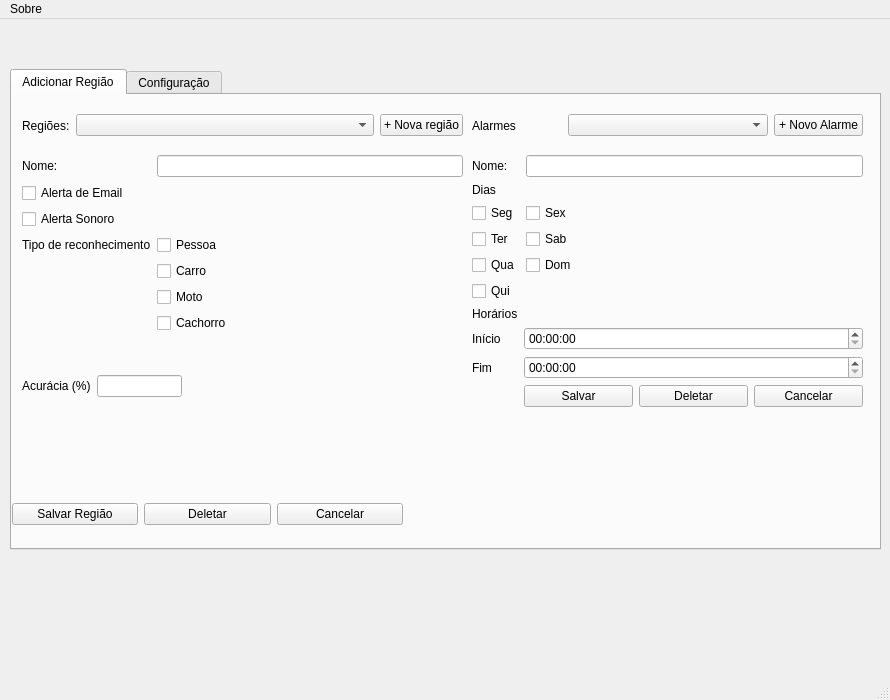
The window that mainForm.ui (noldorj/Personal-Home-Guard) describes before a commit, drawn with Qt 5.
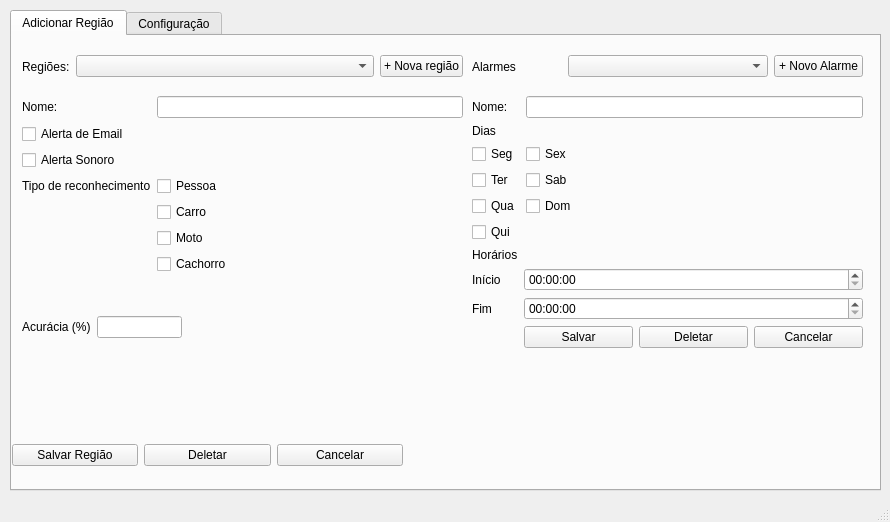
The same window after the commit.

Commit message: interface integrada para adicionar e remover regioes com CTRL pressionado - falta limpar o codigo e integrar melhor a interface ao opencv

```diff
--- a/mainForm.ui
+++ b/mainForm.ui
@@ -7,7 +7,7 @@
     <x>0</x>
     <y>0</y>
     <width>890</width>
-    <height>700</height>
+    <height>522</height>
    </rect>
   </property>
   <property name="windowTitle">
@@ -18,7 +18,7 @@
     <property name="geometry">
      <rect>
       <x>10</x>
-      <y>50</y>
+      <y>10</y>
       <width>871</width>
       <height>481</height>
      </rect>
@@ -392,22 +392,6 @@
     </widget>
    </widget>
   </widget>
-  <widget class="QMenuBar" name="menubar">
-   <property name="geometry">
-    <rect>
-     <x>0</x>
-     <y>0</y>
-     <width>890</width>
-     <height>25</height>
-    </rect>
-   </property>
-   <widget class="QMenu" name="menuSobre">
-    <property name="title">
-     <string>Sobre</string>
-    </property>
-   </widget>
-   <addaction name="menuSobre"/>
-  </widget>
   <widget class="QStatusBar" name="statusbar"/>
  </widget>
  <resources/>
```
The commit also changes 4 other files.
